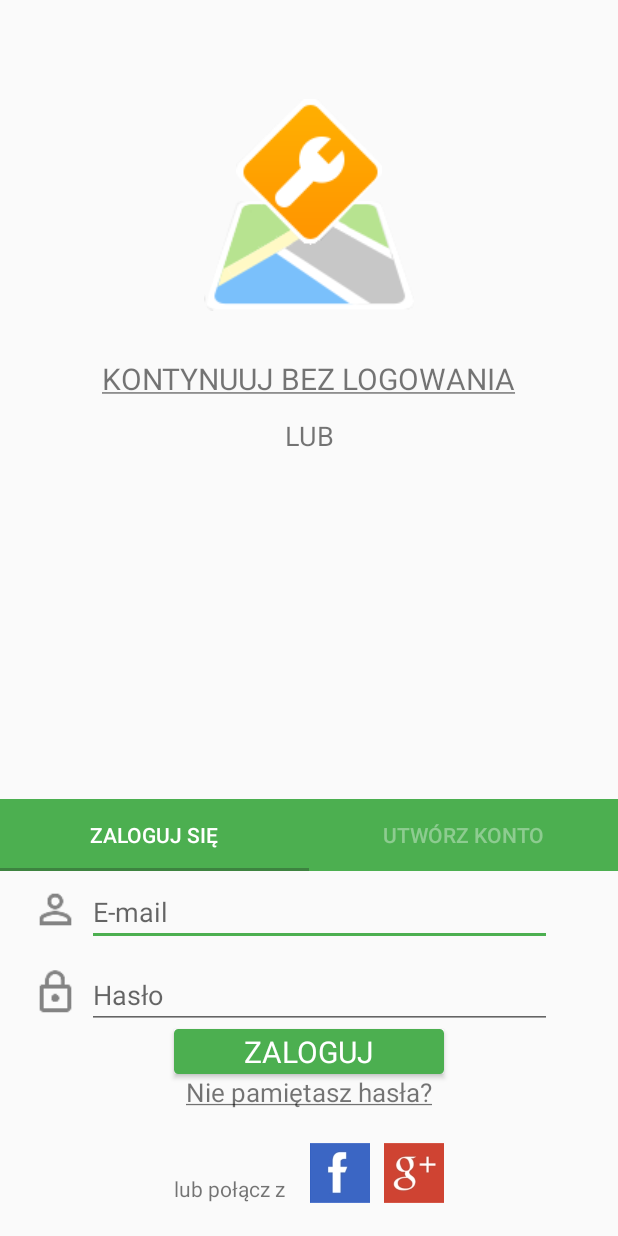
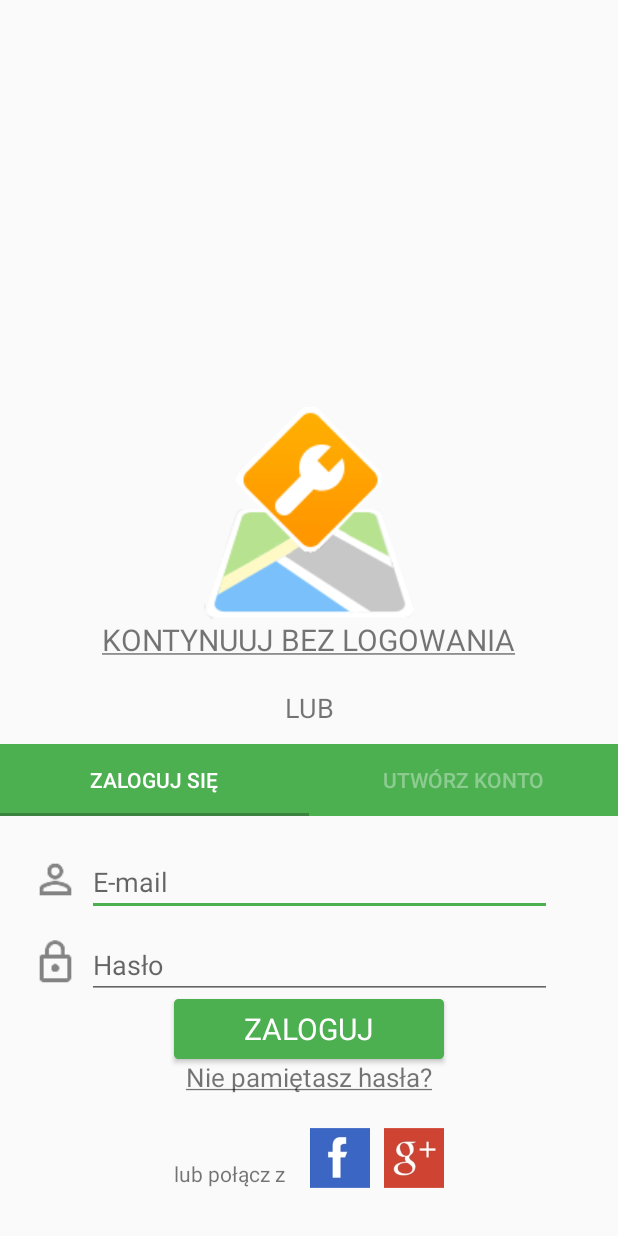
Before and after one commit to swaciox/HelpMate2, an Android app: the screen it shows after launch (LoginActivity), on a phone screen of 412 x 824 dp. Run offline under Robolectric (Android 15) with nearby library versions, the phone set to English and light mode, and no system bars; our stand-ins replace Firebase (no records; nobody signed in at launch, a user with empty details on screens opened directly).

Commit message:
Zmiany w activity_splash_screen +register + login

```diff
--- a/app/src/main/res/layout/activity_login.xml
+++ b/app/src/main/res/layout/activity_login.xml
@@ -15,6 +15,59 @@
         android:layout_height="match_parent"
         >
 
+        <RelativeLayout
+            android:layout_width="match_parent"
+            android:layout_height="340dp"
+            android:id="@+id/background"
+            android:layout_alignParentStart="true"
+            android:layout_above="@+id/tabs">
+
+
+            <ImageView
+                android:layout_width="wrap_content"
+                android:layout_height="wrap_content"
+                app:srcCompat="@drawable/logo_down"
+                android:id="@+id/logoDown"
+                android:layout_above="@+id/withoutLogin"
+                android:layout_centerHorizontal="true" />
+
+            <TextView
+                android:text="@string/withoutLogin"
+                android:layout_width="wrap_content"
+                android:layout_height="wrap_content"
+                android:textSize="20dp"
+                android:id="@+id/withoutLogin"
+                android:layout_marginLeft="30dp"
+                android:layout_marginRight="30dp"
+                android:clickable="true"
+                android:layout_marginBottom="19dp"
+                android:layout_above="@+id/withoutLoginOr"
+                android:layout_centerHorizontal="true" />
+
+            <ImageView
+                android:layout_width="wrap_content"
+                android:layout_height="wrap_content"
+                app:srcCompat="@drawable/logo_up"
+                android:id="@+id/logoUp"
+                android:layout_alignTop="@+id/logoDown"
+                android:layout_centerHorizontal="true" />
+
+            <TextView
+                android:text="@string/withoutLoginOr"
+                android:layout_width="wrap_content"
+                android:layout_height="wrap_content"
+                android:textSize="18dp"
+                android:textAlignment="center"
+                android:layout_marginLeft="50dp"
+                android:layout_marginRight="50dp"
+                android:id="@+id/withoutLoginOr"
+                android:layout_alignParentBottom="true"
+                android:layout_centerHorizontal="true"
+                android:layout_marginBottom="12dp" />
+
+
+        </RelativeLayout>
+
         <android.support.design.widget.TabLayout
             android:id="@+id/tabs"
             android:layout_width="match_parent"
@@ -28,69 +81,14 @@
             app:tabIndicatorHeight="2dp"
 
 
-            android:layout_marginBottom="243dp"
-            android:layout_alignParentBottom="true"
+            android:layout_above="@+id/container"
             android:layout_alignParentStart="true" />
-
-        <RelativeLayout
-            android:layout_width="match_parent"
-            android:layout_height="360dp"
-            android:id="@+id/background"
-            android:layout_alignParentTop="true"
-            android:layout_alignParentStart="true">
-
-
-            <ImageView
-                android:layout_width="wrap_content"
-                android:layout_height="wrap_content"
-                app:srcCompat="@drawable/logo_down"
-                android:id="@+id/logoDown"
-                android:layout_marginTop="66dp"
-                android:layout_alignParentTop="true"
-                android:layout_centerHorizontal="true" />
-
-            <TextView
-                android:text="@string/withoutLoginOr"
-                android:layout_width="wrap_content"
-                android:layout_height="wrap_content"
-                android:textSize="18dp"
-                android:textAlignment="center"
-                android:layout_marginLeft="50dp"
-                android:layout_marginRight="50dp"
-                android:id="@+id/withoutLoginOr"
-                android:layout_below="@+id/withoutLogin"
-                android:layout_centerHorizontal="true"
-                android:layout_marginTop="12dp" />
-
-            <ImageView
-                android:layout_width="wrap_content"
-                android:layout_height="wrap_content"
-                app:srcCompat="@drawable/logo_up"
-                android:id="@+id/logoUp"
-                android:layout_alignTop="@+id/logoDown"
-                android:layout_centerHorizontal="true" />
-
-            <TextView
-                android:text="@string/withoutLogin"
-                android:layout_width="wrap_content"
-                android:layout_height="wrap_content"
-                android:textSize="20dp"
-                android:id="@+id/withoutLogin"
-                android:layout_marginLeft="30dp"
-                android:layout_marginRight="30dp"
-                android:clickable="true"
-                android:layout_marginTop="31dp"
-                android:layout_below="@+id/logoDown"
-                android:layout_centerHorizontal="true" />
-
-
-        </RelativeLayout>
 
         <android.support.v4.view.ViewPager
             android:id="@+id/container"
             android:layout_width="match_parent"
-            android:layout_height="260dp"
             app:layout_behavior="@string/appbar_scrolling_view_behavior"
+            android:layout_height="280dp"
             android:layout_alignParentBottom="true"
             android:layout_alignParentStart="true" />
 
--- a/app/src/main/res/layout/login_sub_page.xml
+++ b/app/src/main/res/layout/login_sub_page.xml
@@ -99,7 +99,7 @@
             android:textColor="@color/colorTextIcons"
             android:textSize="20sp"
             android:fontFamily="sans-serif"
-            android:layout_height="30dp"
+            android:layout_height="40dp"
             android:id="@+id/buttonSignIn"
             android:text="@string/login"
             android:layout_width="180dp"
--- a/app/src/main/res/layout/register_sub_page.xml
+++ b/app/src/main/res/layout/register_sub_page.xml
@@ -93,7 +93,7 @@
             android:textColor="@color/colorTextIcons"
             android:textSize="20sp"
             android:fontFamily="sans-serif"
-            android:layout_height="30dp"
+            android:layout_height="40dp"
             android:id="@+id/buttonSignUp"
             android:layout_width="180dp"
             android:layout_below="@+id/registerRepeatPassword"
```
Also changed, not shown: app/src/main/res/layout/activity_splash_screen.xml (+33 -38 lines).
